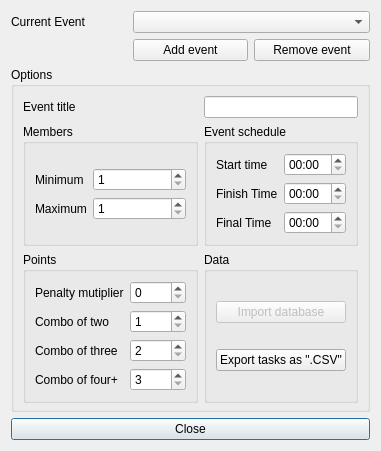
First picture: the form in trunk/gui_event.ui, repository FrankMamuda/ketoevent, before the edit.
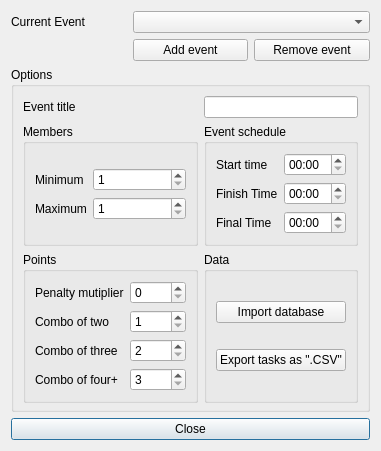
Second picture: the form after the edit. Icons and pictures are not drawn.

What changed in the file:
```diff
--- a/trunk/gui_event.ui
+++ b/trunk/gui_event.ui
@@ -35,9 +35,6 @@
         <layout class="QVBoxLayout" name="verticalLayout">
          <item>
           <widget class="QPushButton" name="buttonImport">
-           <property name="enabled">
-            <bool>false</bool>
-           </property>
            <property name="toolTip">
             <string>Import log database from a different machine (beta)</string>
            </property>
```
